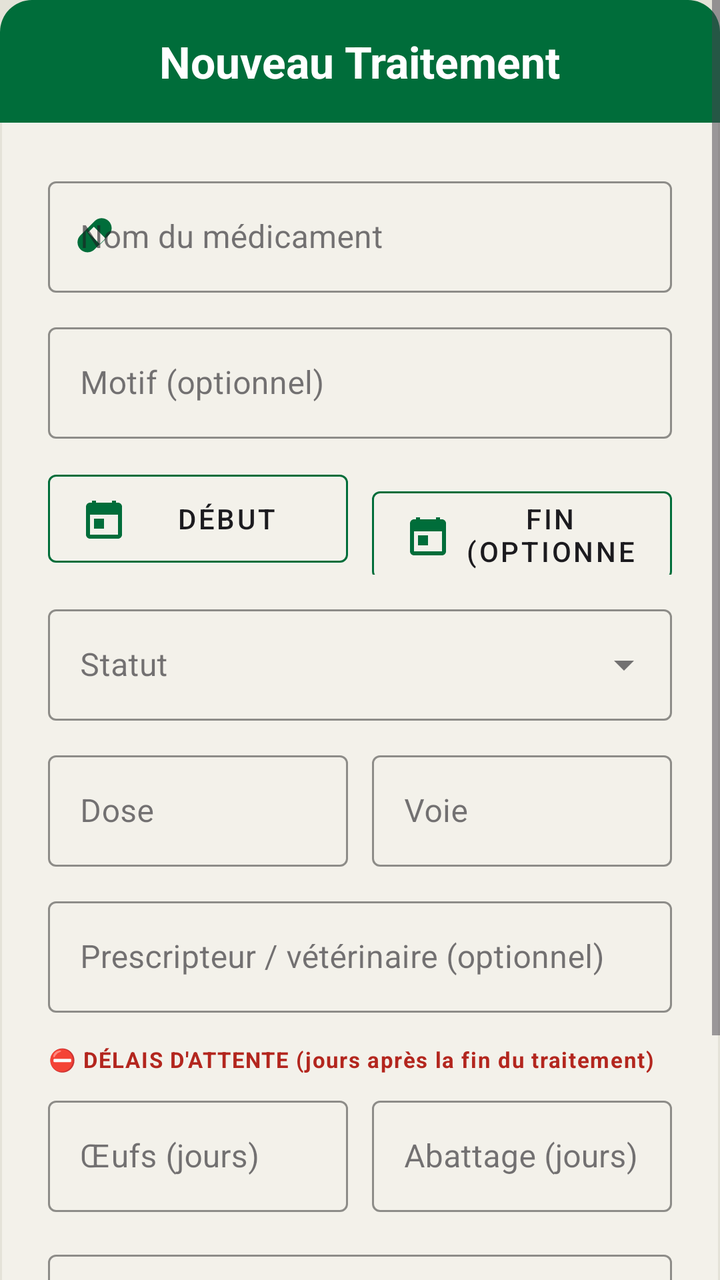
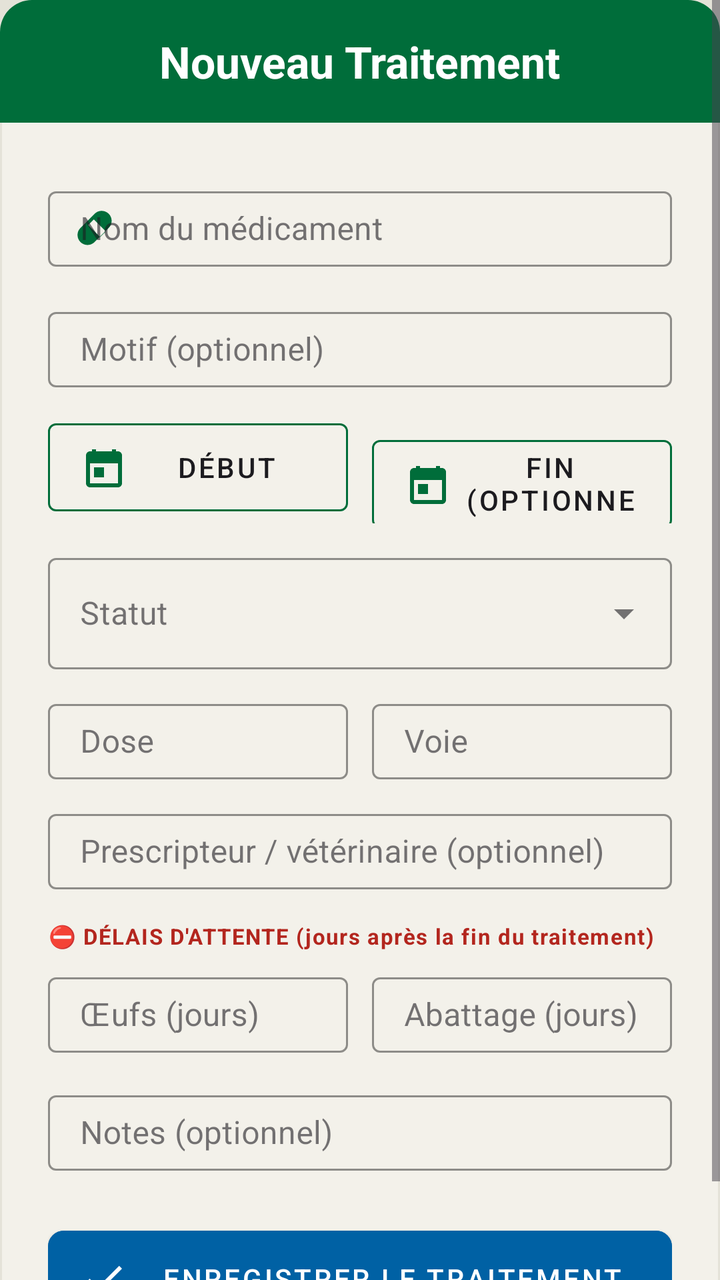

An Android layout rendered at two revisions. The XML below is the earlier revision; the diff shows what the commit changed to produce the second picture.
<!-- AndroidManifest.xml: application theme Theme.Poulailler_copilot -->
<!-- res/layout/dialog_add_treatment.xml -->
<?xml version="1.0" encoding="utf-8"?>
<ScrollView xmlns:android="http://schemas.android.com/apk/res/android"
    xmlns:app="http://schemas.android.com/apk/res-auto"
    android:layout_width="match_parent"
    android:layout_height="wrap_content"
    android:maxHeight="600dp">

<LinearLayout
    android:layout_width="match_parent"
    android:layout_height="wrap_content"
    android:orientation="vertical"
    android:background="@drawable/bg_dialog_dark">

    <LinearLayout
        android:layout_width="match_parent"
        android:layout_height="wrap_content"
        android:background="@drawable/bg_dialog_header"
        android:padding="16dp"
        android:gravity="center">
        <TextView
            android:layout_width="wrap_content"
            android:layout_height="wrap_content"
            android:text="Nouveau Traitement"
            android:textColor="@color/white"
            android:textSize="22sp"
            android:textStyle="bold"/>
    </LinearLayout>

    <LinearLayout
        android:layout_width="match_parent"
        android:layout_height="wrap_content"
        android:orientation="vertical"
        android:padding="24dp">

        <com.google.android.material.textfield.TextInputLayout
            android:layout_width="match_parent"
            android:layout_height="wrap_content"
            android:hint="Nom du médicament"
            style="@style/Widget.MaterialComponents.TextInputLayout.OutlinedBox"
            android:layout_marginBottom="12dp"
            app:hintTextColor="@color/text_secondary"
            app:boxStrokeColor="@color/primary"
            app:startIconDrawable="@drawable/ic_medication"
            app:startIconTint="@color/primary">
            <com.google.android.material.textfield.TextInputEditText
                android:id="@+id/etMedicationName"
                android:layout_width="match_parent"
                android:layout_height="wrap_content"
                android:textColor="@color/text_primary" />
        </com.google.android.material.textfield.TextInputLayout>

        <com.google.android.material.textfield.TextInputLayout
            android:layout_width="match_parent"
            android:layout_height="wrap_content"
            android:hint="Motif (optionnel)"
            style="@style/Widget.MaterialComponents.TextInputLayout.OutlinedBox"
            android:layout_marginBottom="12dp"
            app:hintTextColor="@color/text_secondary"
            app:boxStrokeColor="@color/primary">
            <com.google.android.material.textfield.TextInputEditText
                android:id="@+id/etReason"
                android:layout_width="match_parent"
                android:layout_height="wrap_content"
                android:textColor="@color/text_primary" />
        </com.google.android.material.textfield.TextInputLayout>

        <LinearLayout
            android:layout_width="match_parent"
            android:layout_height="wrap_content"
            android:orientation="horizontal"
            android:layout_marginBottom="12dp">
            <com.google.android.material.button.MaterialButton
                android:id="@+id/btnSelectStartDate"
                android:layout_width="0dp"
                android:layout_weight="1"
                android:layout_height="56dp"
                android:layout_marginEnd="6dp"
                android:text="Début"
                style="@style/Widget.MaterialComponents.Button.OutlinedButton"
                android:textColor="@color/text_primary"
                app:strokeColor="@color/primary"
                app:icon="@drawable/ic_calendar"
                app:iconTint="@color/primary"/>

            <com.google.android.material.button.MaterialButton
                android:id="@+id/btnSelectEndDate"
                android:layout_width="0dp"
                android:layout_weight="1"
                android:layout_height="56dp"
                android:layout_marginStart="6dp"
                android:text="Fin (optionnel)"
                style="@style/Widget.MaterialComponents.Button.OutlinedButton"
                android:textColor="@color/text_primary"
                app:strokeColor="@color/primary"
                app:icon="@drawable/ic_calendar"
                app:iconTint="@color/primary"/>
        </LinearLayout>

        <com.google.android.material.textfield.TextInputLayout
            android:id="@+id/tilTreatmentStatus"
            style="@style/Widget.MaterialComponents.TextInputLayout.OutlinedBox.ExposedDropdownMenu"
            android:layout_width="match_parent"
            android:layout_height="wrap_content"
            android:hint="Statut"
            android:layout_marginBottom="12dp"
            app:hintTextColor="@color/text_secondary"
            app:boxStrokeColor="@color/primary">
            <AutoCompleteTextView
                android:id="@+id/actvTreatmentStatus"
                android:layout_width="match_parent"
                android:layout_height="wrap_content"
                android:inputType="none"
                android:textColor="@color/text_primary" />
        </com.google.android.material.textfield.TextInputLayout>

        <LinearLayout
            android:layout_width="match_parent"
            android:layout_height="wrap_content"
            android:orientation="horizontal"
            android:layout_marginBottom="12dp">
            <com.google.android.material.textfield.TextInputLayout
                android:layout_width="0dp"
                android:layout_weight="1"
                android:layout_height="wrap_content"
                android:layout_marginEnd="6dp"
                android:hint="Dose"
                style="@style/Widget.MaterialComponents.TextInputLayout.OutlinedBox"
                app:hintTextColor="@color/text_secondary"
                app:boxStrokeColor="@color/primary">
                <com.google.android.material.textfield.TextInputEditText
                    android:id="@+id/etTreatmentDose"
                    android:layout_width="match_parent"
                    android:layout_height="wrap_content"
                    android:textColor="@color/text_primary" />
            </com.google.android.material.textfield.TextInputLayout>

            <com.google.android.material.textfield.TextInputLayout
                android:layout_width="0dp"
                android:layout_weight="1"
                android:layout_height="wrap_content"
                android:layout_marginStart="6dp"
                android:hint="Voie"
                style="@style/Widget.MaterialComponents.TextInputLayout.OutlinedBox"
                app:hintTextColor="@color/text_secondary"
                app:boxStrokeColor="@color/primary">
                <com.google.android.material.textfield.TextInputEditText
                    android:id="@+id/etTreatmentRoute"
                    android:layout_width="match_parent"
                    android:layout_height="wrap_content"
                    android:textColor="@color/text_primary" />
            </com.google.android.material.textfield.TextInputLayout>
        </LinearLayout>

        <com.google.android.material.textfield.TextInputLayout
            android:layout_width="match_parent"
            android:layout_height="wrap_content"
            android:hint="Prescripteur / vétérinaire (optionnel)"
            style="@style/Widget.MaterialComponents.TextInputLayout.OutlinedBox"
            android:layout_marginBottom="16dp"
            app:hintTextColor="@color/text_secondary"
            app:boxStrokeColor="@color/primary">
            <com.google.android.material.textfield.TextInputEditText
                android:id="@+id/etPrescriber"
                android:layout_width="match_parent"
                android:layout_height="wrap_content"
                android:textColor="@color/text_primary" />
        </com.google.android.material.textfield.TextInputLayout>

        <TextView
            android:layout_width="match_parent"
            android:layout_height="wrap_content"
            android:text="⛔ DÉLAIS D'ATTENTE (jours après la fin du traitement)"
            android:textColor="@color/error"
            android:textSize="11sp"
            android:textStyle="bold"
            android:letterSpacing="0.05"
            android:layout_marginBottom="8dp" />

        <LinearLayout
            android:layout_width="match_parent"
            android:layout_height="wrap_content"
            android:orientation="horizontal"
            android:layout_marginBottom="16dp">
            <com.google.android.material.textfield.TextInputLayout
                android:layout_width="0dp"
                android:layout_weight="1"
                android:layout_height="wrap_content"
                android:layout_marginEnd="6dp"
                android:hint="Œufs (jours)"
                style="@style/Widget.MaterialComponents.TextInputLayout.OutlinedBox"
                app:hintTextColor="@color/text_secondary"
                app:boxStrokeColor="@color/primary">
                <com.google.android.material.textfield.TextInputEditText
                    android:id="@+id/etEggWithdrawalDays"
                    android:layout_width="match_parent"
                    android:layout_height="wrap_content"
                    android:inputType="number"
                    android:textColor="@color/text_primary" />
            </com.google.android.material.textfield.TextInputLayout>

            <com.google.android.material.textfield.TextInputLayout
                android:layout_width="0dp"
                android:layout_weight="1"
                android:layout_height="wrap_content"
                android:layout_marginStart="6dp"
                android:hint="Abattage (jours)"
                style="@style/Widget.MaterialComponents.TextInputLayout.OutlinedBox"
                app:hintTextColor="@color/text_secondary"
                app:boxStrokeColor="@color/primary">
                <com.google.android.material.textfield.TextInputEditText
                    android:id="@+id/etSlaughterWithdrawalDays"
                    android:layout_width="match_parent"
                    android:layout_height="wrap_content"
                    android:inputType="number"
                    android:textColor="@color/text_primary" />
            </com.google.android.material.textfield.TextInputLayout>
        </LinearLayout>

        <com.google.android.material.textfield.TextInputLayout
            android:layout_width="match_parent"
            android:layout_height="wrap_content"
            android:hint="Notes (optionnel)"
            style="@style/Widget.MaterialComponents.TextInputLayout.OutlinedBox"
            android:layout_marginBottom="24dp"
            app:hintTextColor="@color/text_secondary"
            app:boxStrokeColor="@color/primary">
            <com.google.android.material.textfield.TextInputEditText
                android:id="@+id/etTreatmentNotes"
                android:layout_width="match_parent"
                android:layout_height="wrap_content"
                android:textColor="@color/text_primary" />
        </com.google.android.material.textfield.TextInputLayout>

        <com.google.android.material.button.MaterialButton
            android:id="@+id/btnSaveTreatment"
            android:layout_width="match_parent"
            android:layout_height="60dp"
            android:text="ENREGISTRER LE TRAITEMENT"
            android:backgroundTint="@color/accent_blue"
            android:textColor="@color/white"
            app:cornerRadius="8dp"
            app:icon="@drawable/ic_check"
            app:iconTint="@color/white"/>
    </LinearLayout>
</LinearLayout>
</ScrollView>
<!-- resources referenced by this layout -->
<resources>
  <color name="accent_blue">#0061A4</color>
  <color name="error">#B3261E</color>
  <color name="primary">#006D3A</color>
  <color name="text_primary">#1C1B1F</color>
  <color name="text_secondary">#49454F</color>
  <color name="white">#FFFFFFFF</color>
  <!-- drawable bg_dialog_dark (drawable) -->
  <?xml version="1.0" encoding="utf-8"?>
  <shape xmlns:android="http://schemas.android.com/apk/res/android">
      <solid android:color="@color/surface" />
      <stroke
          android:width="1dp"
          android:color="@color/off_white" />
      <corners android:radius="16dp" />
  </shape>
  <!-- drawable bg_dialog_header (drawable) -->
  <?xml version="1.0" encoding="utf-8"?>
  <shape xmlns:android="http://schemas.android.com/apk/res/android">
      <solid android:color="@color/primary" />
      <corners
          android:topLeftRadius="16dp"
          android:topRightRadius="16dp" />
  </shape>
  <style name="Theme.Poulailler_copilot" parent="Theme.MaterialComponents.DayNight.NoActionBar">
          
          <item name="colorPrimary">@color/primary</item>
          <item name="colorPrimaryVariant">@color/primary_variant</item>
          <item name="colorOnPrimary">@color/white</item>
  
          
          <item name="colorSecondary">@color/secondary</item>
          <item name="colorSecondaryVariant">@color/secondary_variant</item>
          <item name="colorOnSecondary">@color/white</item>
  
          
          <item name="android:windowBackground">@color/background</item>
          <item name="colorSurface">@color/surface</item>
          <item name="colorOnSurface">@color/text_primary</item>
          <item name="colorOnSurfaceVariant">@color/text_secondary</item>
  
          
          <item name="android:textColorPrimary">@color/text_primary</item>
          <item name="android:textColorSecondary">@color/text_secondary</item>
  
          
          <item name="android:statusBarColor">?attr/colorPrimaryVariant</item>
  
          
          <item name="materialCardViewStyle">@style/Widget.App.CardView</item>
          <item name="shapeAppearanceLargeComponent">@style/ShapeAppearance.App.LargeComponent</item>
  
          
          <item name="materialAlertDialogTheme">@style/ThemeOverlay.App.MaterialAlertDialog</item>
          <item name="alertDialogTheme">@style/ThemeOverlay.App.MaterialAlertDialog</item>
      </style>
  <color name="surface">#F3F1EA</color>
  <color name="off_white">#E4E2D8</color>
  <color name="primary_variant">#004D22</color>
  <color name="secondary">#43A047</color>
  <color name="secondary_variant">#2E7D32</color>
  <color name="background">@color/off_white</color>
  <style name="Widget.App.CardView" parent="Widget.MaterialComponents.CardView">
          <item name="cardElevation">2dp</item>
          <item name="cardCornerRadius">16dp</item>
          <item name="cardBackgroundColor">@color/surface</item>
          <item name="strokeWidth">0dp</item>
      </style>
  <style name="ShapeAppearance.App.LargeComponent" parent="ShapeAppearance.MaterialComponents.LargeComponent">
          <item name="cornerFamily">rounded</item>
          <item name="cornerSize">16dp</item>
      </style>
  <style name="ThemeOverlay.App.MaterialAlertDialog" parent="ThemeOverlay.MaterialComponents.MaterialAlertDialog">
          <item name="colorSurface">@color/surface</item>
          <item name="colorOnSurface">@color/text_primary</item>
          <item name="android:textColorPrimary">@color/text_primary</item>
      </style>
  <!-- unchanged entries left out for length: 3 -->
</resources>

<!-- the commit's change to res/layout/dialog_add_treatment.xml (unified diff, before → after) -->
@@ -36,13 +36,14 @@
             android:layout_width="match_parent"
             android:layout_height="wrap_content"
             android:hint="Nom du médicament"
-            style="@style/Widget.MaterialComponents.TextInputLayout.OutlinedBox"
+            style="@style/Widget.MaterialComponents.TextInputLayout.OutlinedBox.Dense"
             android:layout_marginBottom="12dp"
             app:hintTextColor="@color/text_secondary"
             app:boxStrokeColor="@color/primary"
             app:startIconDrawable="@drawable/ic_medication"
             app:startIconTint="@color/primary">
             <com.google.android.material.textfield.TextInputEditText
+        style="@style/Widget.App.TextInputEditText"
                 android:id="@+id/etMedicationName"
                 android:layout_width="match_parent"
                 android:layout_height="wrap_content"
@@ -53,11 +54,12 @@
             android:layout_width="match_parent"
             android:layout_height="wrap_content"
             android:hint="Motif (optionnel)"
-            style="@style/Widget.MaterialComponents.TextInputLayout.OutlinedBox"
+            style="@style/Widget.MaterialComponents.TextInputLayout.OutlinedBox.Dense"
             android:layout_marginBottom="12dp"
             app:hintTextColor="@color/text_secondary"
             app:boxStrokeColor="@color/primary">
             <com.google.android.material.textfield.TextInputEditText
+        style="@style/Widget.App.TextInputEditText"
                 android:id="@+id/etReason"
                 android:layout_width="match_parent"
                 android:layout_height="wrap_content"
@@ -124,10 +126,11 @@
                 android:layout_height="wrap_content"
                 android:layout_marginEnd="6dp"
                 android:hint="Dose"
-                style="@style/Widget.MaterialComponents.TextInputLayout.OutlinedBox"
-                app:hintTextColor="@color/text_secondary"
-                app:boxStrokeColor="@color/primary">
-                <com.google.android.material.textfield.TextInputEditText
+                style="@style/Widget.MaterialComponents.TextInputLayout.OutlinedBox.Dense"
+                app:hintTextColor="@color/text_secondary"
+                app:boxStrokeColor="@color/primary">
+                <com.google.android.material.textfield.TextInputEditText
+        style="@style/Widget.App.TextInputEditText"
                     android:id="@+id/etTreatmentDose"
                     android:layout_width="match_parent"
                     android:layout_height="wrap_content"
@@ -140,10 +143,11 @@
                 android:layout_height="wrap_content"
                 android:layout_marginStart="6dp"
                 android:hint="Voie"
-                style="@style/Widget.MaterialComponents.TextInputLayout.OutlinedBox"
-                app:hintTextColor="@color/text_secondary"
-                app:boxStrokeColor="@color/primary">
-                <com.google.android.material.textfield.TextInputEditText
+                style="@style/Widget.MaterialComponents.TextInputLayout.OutlinedBox.Dense"
+                app:hintTextColor="@color/text_secondary"
+                app:boxStrokeColor="@color/primary">
+                <com.google.android.material.textfield.TextInputEditText
+        style="@style/Widget.App.TextInputEditText"
                     android:id="@+id/etTreatmentRoute"
                     android:layout_width="match_parent"
                     android:layout_height="wrap_content"
@@ -155,11 +159,12 @@
             android:layout_width="match_parent"
             android:layout_height="wrap_content"
             android:hint="Prescripteur / vétérinaire (optionnel)"
-            style="@style/Widget.MaterialComponents.TextInputLayout.OutlinedBox"
+            style="@style/Widget.MaterialComponents.TextInputLayout.OutlinedBox.Dense"
             android:layout_marginBottom="16dp"
             app:hintTextColor="@color/text_secondary"
             app:boxStrokeColor="@color/primary">
             <com.google.android.material.textfield.TextInputEditText
+        style="@style/Widget.App.TextInputEditText"
                 android:id="@+id/etPrescriber"
                 android:layout_width="match_parent"
                 android:layout_height="wrap_content"
@@ -187,10 +192,11 @@
                 android:layout_height="wrap_content"
                 android:layout_marginEnd="6dp"
                 android:hint="Œufs (jours)"
-                style="@style/Widget.MaterialComponents.TextInputLayout.OutlinedBox"
-                app:hintTextColor="@color/text_secondary"
-                app:boxStrokeColor="@color/primary">
-                <com.google.android.material.textfield.TextInputEditText
+                style="@style/Widget.MaterialComponents.TextInputLayout.OutlinedBox.Dense"
+                app:hintTextColor="@color/text_secondary"
+                app:boxStrokeColor="@color/primary">
+                <com.google.android.material.textfield.TextInputEditText
+        style="@style/Widget.App.TextInputEditText"
                     android:id="@+id/etEggWithdrawalDays"
                     android:layout_width="match_parent"
                     android:layout_height="wrap_content"
@@ -204,10 +210,11 @@
                 android:layout_height="wrap_content"
                 android:layout_marginStart="6dp"
                 android:hint="Abattage (jours)"
-                style="@style/Widget.MaterialComponents.TextInputLayout.OutlinedBox"
-                app:hintTextColor="@color/text_secondary"
-                app:boxStrokeColor="@color/primary">
-                <com.google.android.material.textfield.TextInputEditText
+                style="@style/Widget.MaterialComponents.TextInputLayout.OutlinedBox.Dense"
+                app:hintTextColor="@color/text_secondary"
+                app:boxStrokeColor="@color/primary">
+                <com.google.android.material.textfield.TextInputEditText
+        style="@style/Widget.App.TextInputEditText"
                     android:id="@+id/etSlaughterWithdrawalDays"
                     android:layout_width="match_parent"
                     android:layout_height="wrap_content"
@@ -220,11 +227,12 @@
             android:layout_width="match_parent"
             android:layout_height="wrap_content"
             android:hint="Notes (optionnel)"
-            style="@style/Widget.MaterialComponents.TextInputLayout.OutlinedBox"
+            style="@style/Widget.MaterialComponents.TextInputLayout.OutlinedBox.Dense"
             android:layout_marginBottom="24dp"
             app:hintTextColor="@color/text_secondary"
             app:boxStrokeColor="@color/primary">
             <com.google.android.material.textfield.TextInputEditText
+        style="@style/Widget.App.TextInputEditText"
                 android:id="@+id/etTreatmentNotes"
                 android:layout_width="match_parent"
                 android:layout_height="wrap_content"
<!-- resource entries referenced after the edit -->
@@ -23,6 +23,11 @@
           android:topLeftRadius="16dp"
           android:topRightRadius="16dp" />
   </shape>
+  <style name="Widget.App.TextInputEditText" parent="Widget.MaterialComponents.TextInputEditText.OutlinedBox.Dense">
+          <item name="android:paddingTop">8dp</item>
+          <item name="android:paddingBottom">8dp</item>
+          <item name="android:minHeight">0dp</item>
+      </style>
   <style name="Theme.Poulailler_copilot" parent="Theme.MaterialComponents.DayNight.NoActionBar">
           
           <item name="colorPrimary">@color/primary</item>
@@ -52,6 +57,10 @@
           <item name="shapeAppearanceLargeComponent">@style/ShapeAppearance.App.LargeComponent</item>
   
           
+          <item name="editTextStyle">@style/Widget.App.TextInputEditText</item>
+          <item name="textInputStyle">@style/Widget.App.TextInputLayout</item>
+  
+          
           <item name="materialAlertDialogTheme">@style/ThemeOverlay.App.MaterialAlertDialog</item>
           <item name="alertDialogTheme">@style/ThemeOverlay.App.MaterialAlertDialog</item>
       </style>
@@ -71,6 +80,7 @@
           <item name="cornerFamily">rounded</item>
           <item name="cornerSize">16dp</item>
       </style>
+  <style name="Widget.App.TextInputLayout" parent="Widget.MaterialComponents.TextInputLayout.OutlinedBox.Dense" />
   <style name="ThemeOverlay.App.MaterialAlertDialog" parent="ThemeOverlay.MaterialComponents.MaterialAlertDialog">
           <item name="colorSurface">@color/surface</item>
           <item name="colorOnSurface">@color/text_primary</item>
